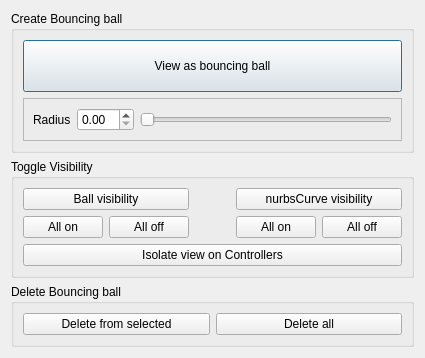
First picture: the form in bouncingBallVisualizer/ui/main.ui, repository JaimeFlorian27/bouncingBallVisualizer, before the edit.
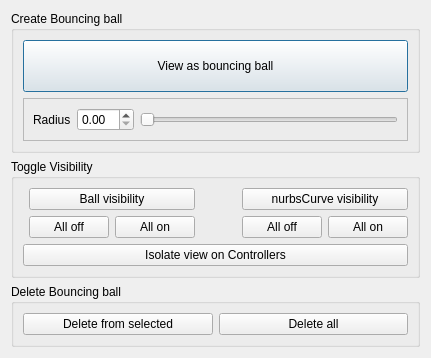
Second picture: the form after the edit.

```diff
--- a/bouncingBallVisualizer/ui/main.ui
+++ b/bouncingBallVisualizer/ui/main.ui
@@ -7,7 +7,7 @@
    <rect>
     <x>0</x>
     <y>0</y>
-    <width>397</width>
+    <width>403</width>
     <height>333</height>
    </rect>
   </property>
@@ -32,6 +32,9 @@
      <layout class="QGridLayout" name="gridLayout">
       <item row="1" column="0">
        <widget class="QFrame" name="radiusFrame">
+        <property name="enabled">
+         <bool>true</bool>
+        </property>
         <property name="sizePolicy">
          <sizepolicy hsizetype="Preferred" vsizetype="Fixed">
           <horstretch>0</horstretch>
@@ -93,17 +96,24 @@
       <string>Toggle Visibility</string>
      </property>
      <layout class="QGridLayout" name="gridLayout_2">
-      <item row="2" column="0">
+      <item row="2" column="2">
        <widget class="QPushButton" name="ballAllOnButton">
         <property name="text">
          <string>All on</string>
         </property>
        </widget>
       </item>
-      <item row="0" column="0" colspan="2">
-       <widget class="QPushButton" name="ballVisibilityButton">
+      <item row="2" column="5">
+       <widget class="QPushButton" name="controllerAllOnButton">
         <property name="text">
-         <string>Ball visibility</string>
+         <string>All on</string>
+        </property>
+       </widget>
+      </item>
+      <item row="0" column="4" colspan="2">
+       <widget class="QPushButton" name="controllerVisibilityButton">
+        <property name="text">
+         <string>nurbsCurve visibility</string>
         </property>
        </widget>
       </item>
@@ -114,10 +124,16 @@
         </property>
        </widget>
       </item>
-      <item row="2" column="3">
-       <widget class="QPushButton" name="controllerAllOnButton">
+      <item row="3" column="0" colspan="6">
+       <widget class="QPushButton" name="isolateViewButton">
+        <property name="sizePolicy">
+         <sizepolicy hsizetype="Minimum" vsizetype="Fixed">
+          <horstretch>0</horstretch>
+          <verstretch>0</verstretch>
+         </sizepolicy>
+        </property>
         <property name="text">
-         <string>All on</string>
+         <string>Isolate view on Controllers</string>
         </property>
        </widget>
       </item>
@@ -128,7 +144,7 @@
         </property>
        </widget>
       </item>
-      <item row="2" column="2">
+      <item row="2" column="3">
        <spacer name="ButtonsHorizontalSpacer">
         <property name="orientation">
          <enum>Qt::Horizontal</enum>
@@ -144,17 +160,10 @@
         </property>
        </spacer>
       </item>
-      <item row="3" column="0" colspan="5">
-       <widget class="QPushButton" name="isolateViewButton">
+      <item row="0" column="1" colspan="2">
+       <widget class="QPushButton" name="ballVisibilityButton">
         <property name="text">
-         <string>Isolate view on Controllers</string>
-        </property>
-       </widget>
-      </item>
-      <item row="0" column="3" colspan="2">
-       <widget class="QPushButton" name="controllerVisibilityButton">
-        <property name="text">
-         <string>nurbsCurve visibility</string>
+         <string>Ball visibility</string>
         </property>
        </widget>
       </item>
```
Left out of the diff: 4 changed lines with no effect on the pictures.
